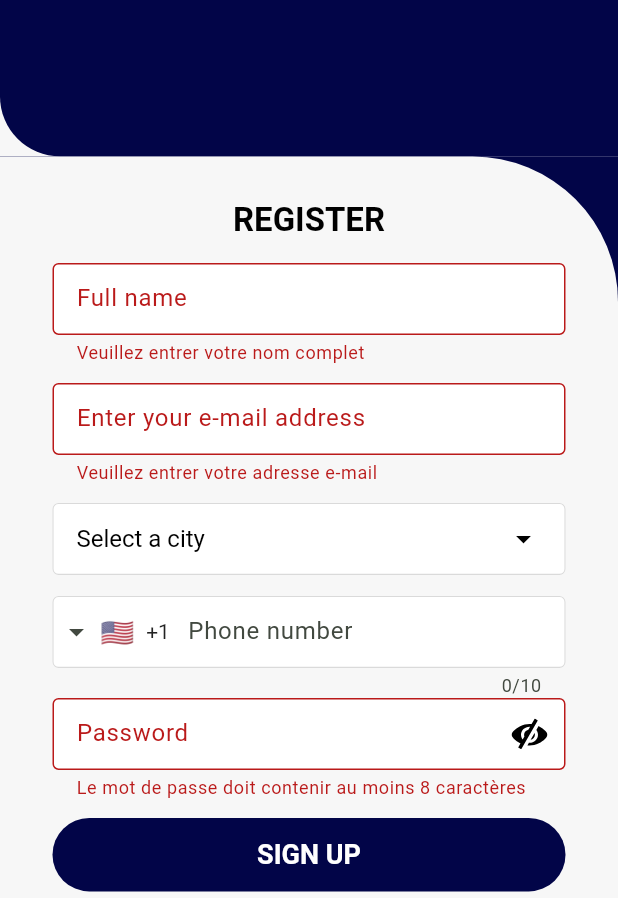
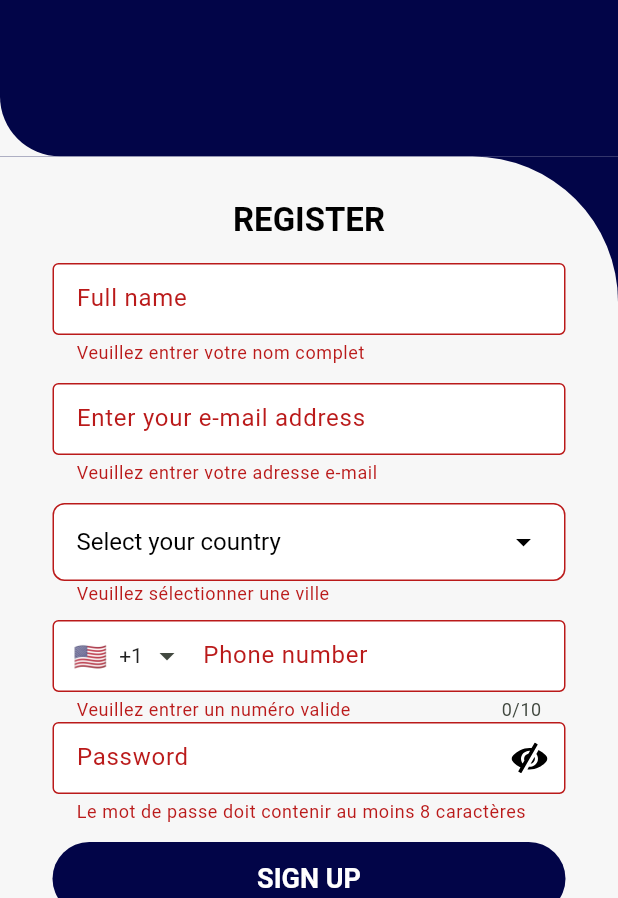
Before and after one commit to k-adama/voyagedifiant, a Flutter app: the RegisterPage screen opened by its route, after a tap on "SIGN UP", on a phone screen of 412 x 824 dp, the part 338-1236 px from its top. Run offline on Flutter 3.47's test engine with Material 3 defaults, Android fonts, the phone set to English and light mode, and no system bars; drawn by our look-alikes of intl_phone_field, pull_to_refresh; our stand-ins replace animated_toggle_switch, connectivity_plus, country_picker, dio, flutter_rating_bar, flutter_screenutil and 7 more; missing offline and left inert: auto_height_grid_view; accounts and stored records are empty; Roboto replaces fonts that are missing (Cereal, Gilroy).

Commit message:
fix phone field and select field

```diff
--- a/lib/app_translate.dart
+++ b/lib/app_translate.dart
@@ -15,7 +15,7 @@ class AppTranslations extends Translations {
           'register': 'INSCRIPTION',
           'full_name': 'Nom et prénoms',
           'email_adress': 'Entrer votre e-mail',
-          'select_city': 'Sélectionner une ville',
+          'select_city': 'Sélectionner votre pays',
           'sign_up_register': 'S\'INSCRIRE',
           'already_account': 'Dèjà un compte ?',
           'login_in_register': 'Connectez-vous',
@@ -32,7 +32,7 @@ class AppTranslations extends Translations {
           'register': 'REGISTER',
           'full_name': 'Full name',
           'email_adress': 'Enter your e-mail address',
-          'select_city': 'Select a city',
+          'select_city': 'Select your country',
           'sign_up_register': 'SIGN UP',
           'already_account': 'Already have an account?',
           'login_in_register': 'log in',
--- a/lib/core/widgets/textfield/phone_input_field.dart
+++ b/lib/core/widgets/textfield/phone_input_field.dart
@@ -7,29 +7,54 @@ class PhoneInputField extends StatelessWidget {
   final FocusNode? focusNode;
   final Function(String) onChanged;
   final Function(String) onCountryChanged;
+  final String? initialValue;
 
   const PhoneInputField({
     Key? key,
     this.focusNode,
     required this.onChanged,
     required this.onCountryChanged,
+    this.initialValue,
   }) : super(key: key);
 
   @override
   Widget build(BuildContext context) {
-    return IntlPhoneField(
+    return FormField<String>(
+      validator: (value) {
+        if (value == null || value.isEmpty || value.length < 8) {
+          return 'Veuillez entrer un numéro valide';
+        }
+        return null;
+      },
+      builder: (FormFieldState<String> field) {
+        return Column(
+          crossAxisAlignment: CrossAxisAlignment.start,
+          children: [
+            IntlPhoneField(
+              dropdownIconPosition: IconPosition.trailing,
+                  flagsButtonPadding: const EdgeInsets.only(left: 10),
               focusNode: focusNode,
+              initialValue: initialValue,
               keyboardType: TextInputType.number,
               inputFormatters: [FilteringTextInputFormatter.digitsOnly],
               decoration: InputDecoration(
+                floatingLabelBehavior: FloatingLabelBehavior.never,
                 labelText: "phone_number".tr,
                 border: const OutlineInputBorder(
                   borderSide: BorderSide(),
                 ),
+                errorText: field.errorText,
               ),
               languageCode: "fr",
-      onChanged: (phone) => onChanged(phone.completeNumber),
+              onChanged: (phone) {
+                field.didChange(phone.completeNumber);
+                onChanged(phone.completeNumber);
+              },
               onCountryChanged: (country) => onCountryChanged(country.name),
+            ),
+          ],
+        );
+      },
     );
   }
 }
--- a/lib/views/pages/auth/number_verification.dart
+++ b/lib/views/pages/auth/number_verification.dart
@@ -3,7 +3,6 @@ import 'package:flutter_screenutil/flutter_screenutil.dart';
 import 'package:get/get_instance/src/extension_instance.dart';
 import 'package:get/route_manager.dart';
 import 'package:voyagedifiant/core/constants/app_colors.dart';
-import 'package:voyagedifiant/core/routes/app_pages.dart';
 import 'package:pinput/pinput.dart';
 import 'package:voyagedifiant/core/widgets/components/translate_pop_item.dart';
 import 'package:voyagedifiant/views/controllers/auth/controllers/auth.controllers.dart';
--- a/lib/views/pages/auth/register/components/register_page_form.dart
+++ b/lib/views/pages/auth/register/components/register_page_form.dart
@@ -2,6 +2,7 @@ import 'package:flutter/material.dart';
 import 'package:get/instance_manager.dart';
 import 'package:get/get_utils/src/extensions/internacionalization.dart';
 import 'package:get/route_manager.dart';
+import 'package:intl_phone_field/intl_phone_field.dart';
 import 'package:voyagedifiant/app_translate.dart';
 import 'package:voyagedifiant/core/constants/app_colors.dart';
 import 'package:voyagedifiant/core/constants/app_defaults.dart';
@@ -13,6 +14,7 @@ import 'package:voyagedifiant/core/widgets/textfield/password_field.dart';
 import 'package:voyagedifiant/core/widgets/textfield/phone_input_field.dart';
 import 'package:voyagedifiant/views/controllers/auth/controllers/auth.controllers.dart';
 import 'package:voyagedifiant/views/pages/auth/register/components/already_have_accout.dart';
+import 'package:country_picker/country_picker.dart';
 
 const List<String> list = <String>['Soubré', 'Gagnoa', 'Boundiali', 'Abidjan'];
 
@@ -135,16 +137,62 @@ class _RegisterPageFormState extends State<RegisterPageForm> {
               const SizedBox(
                 height: 12,
               ),
+              FormField<String>(
+                validator: (value) {
+                  if (selectedCity == null) {
+                    return 'Veuillez sélectionner une ville';
+                  }
+                  return null;
+                },
+                builder: (FormFieldState<String> state) {
+                  return Column(
+                    crossAxisAlignment: CrossAxisAlignment.start,
+                    children: [
                       GestureDetector(
-                onTap: _openCitySelector,
-                child: SizedBox(
-                  height: 50,
+                        onTap: () {
+                          showCountryPicker(
+                            context: context,
+                            showPhoneCode: false,
+                            showSearch: true,
+                            onSelect: (Country country) {
+                              setState(() {
+                                selectedCity = country.name;
+                                state.didChange(country.name);
+                              });
+                              authController.setCity(country.name);
+                            },
+                            countryListTheme: CountryListThemeData(
+                              borderRadius: const BorderRadius.only(
+                                topLeft: Radius.circular(16),
+                                topRight: Radius.circular(16),
+                              ),
+                              backgroundColor: Colors.white,
+                              textStyle: const TextStyle(
+                                  fontSize: 14, fontFamily: 'Poppins'),
+                              bottomSheetHeight:
+                                  MediaQuery.of(context).size.height * 0.7,
+                              inputDecoration: InputDecoration(
+                                hintText: 'select_city'.tr,
+                                prefixIcon: const Icon(Icons.search),
+                                border: OutlineInputBorder(
+                                  borderRadius: BorderRadius.circular(8),
+                                ),
+                              ),
+                            ),
+                          );
+                        },
                         child: InputDecorator(
                           decoration: InputDecoration(
                             border: OutlineInputBorder(
                               borderRadius: BorderRadius.circular(8),
                               borderSide: const BorderSide(color: Colors.black),
                             ),
+                            errorText: state.hasError ? state.errorText : null,
+                            errorStyle: const TextStyle(
+                                height:
+                                    0.8), // réduit la hauteur du texte d'erreur
+                            contentPadding: const EdgeInsets.symmetric(
+                                horizontal: 12, vertical: 14),
                           ),
                           child: Row(
                             mainAxisAlignment: MainAxisAlignment.spaceBetween,
@@ -160,6 +208,9 @@ class _RegisterPageFormState extends State<RegisterPageForm> {
                           ),
                         ),
                       ),
+                    ],
+                  );
+                },
               ),
               const SizedBox(
                 height: 12,
--- a/pubspec.yaml
+++ b/pubspec.yaml
@@ -57,6 +57,7 @@ dependencies:
   shared_preferences: ^2.5.3
   top_snackbar_flutter: ^3.2.0
   intl_phone_number_input: ^0.7.4
+  country_picker: ^2.0.27
   #flutter_overboard: ^3.1.3
   #fluttertoast: ^8.2.12
 
```
Also changed, not shown: pubspec.lock. Lines whose indentation alone changed are shown as unchanged.
